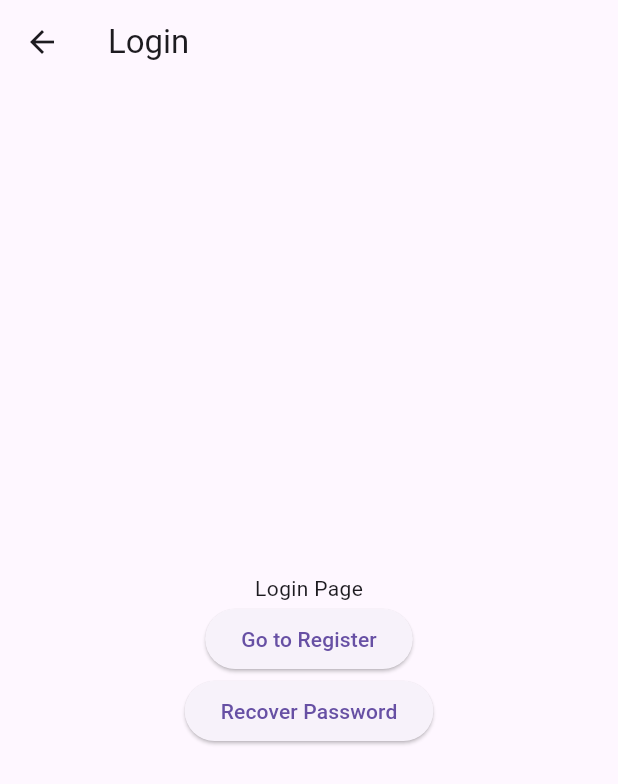
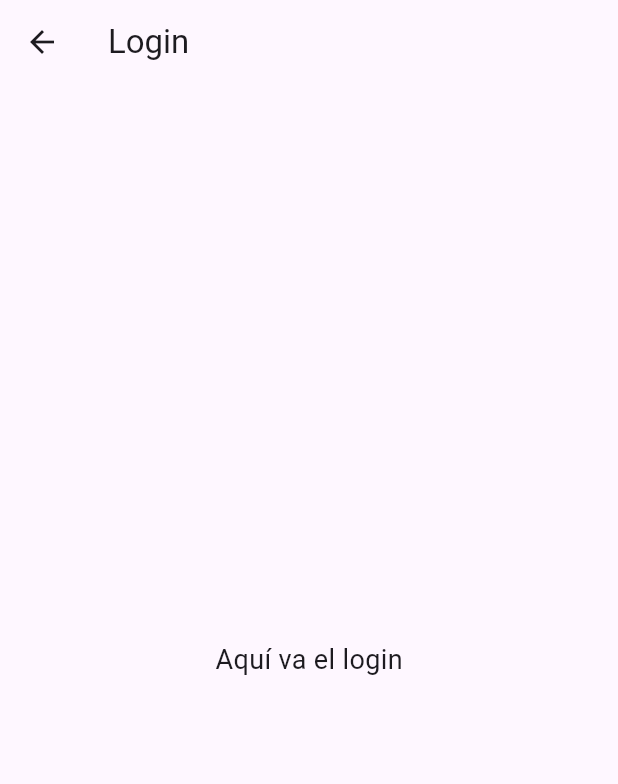
Before and after one commit to AngieB18/RyzeAI, a Flutter app: the screen it shows after launch, after a tap on "Log In", on a phone screen of 412 x 824 dp. Shown: the top 784 px of the screen. Run offline on Flutter 3.47's test engine with Material 3 defaults, Android fonts, the phone set to English and light mode, and no system bars; our stand-ins replace cloud_firestore, firebase_auth, firebase_core; accounts and stored records are empty.

Commit message:
minimal style changes

```diff
--- a/lib/auth/pages/login_page.dart
+++ b/lib/auth/pages/login_page.dart
@@ -1,6 +1,4 @@
 import 'package:flutter/material.dart';
-import 'register_page.dart';
-import 'recover_password_page.dart';
 
 class LoginPage extends StatelessWidget {
   const LoginPage({super.key});
@@ -9,34 +7,10 @@ class LoginPage extends StatelessWidget {
   Widget build(BuildContext context) {
     return Scaffold(
       appBar: AppBar(title: const Text("Login")),
-      body: Center(
-        child: Column(
-          mainAxisAlignment: MainAxisAlignment.center,
-          children: [
-            const Text("Login Page"),
-
-            ElevatedButton(
-              onPressed: () {
-                Navigator.push(
-                  context,
-                  MaterialPageRoute(builder: (_) => const RegisterPage()),
-                );
-              },
-              child: const Text("Go to Register"),
-            ),
-
-            ElevatedButton(
-              onPressed: () {
-                Navigator.push(
-                  context,
-                  MaterialPageRoute(
-                    builder: (_) => const RecoverPasswordPage(),
-                  ),
-                );
-              },
-              child: const Text("Recover Password"),
-            ),
-          ],
+      body: const Center(
+        child: Text(
+          "Aquí va el login",
+          style: TextStyle(fontSize: 18),
         ),
       ),
     );
--- a/lib/onboarding/pages/welcome_page.dart
+++ b/lib/onboarding/pages/welcome_page.dart
@@ -71,7 +71,7 @@ class WelcomePage extends StatelessWidget {
 
                   /// Subtitle
                   const Text(
-                    "Boost your productivity with AI",
+                    "Welcome! Get inspired and design your ideal space in 3D",
                     textAlign: TextAlign.center,
                     style: TextStyle(
                       fontSize: 16,
```
